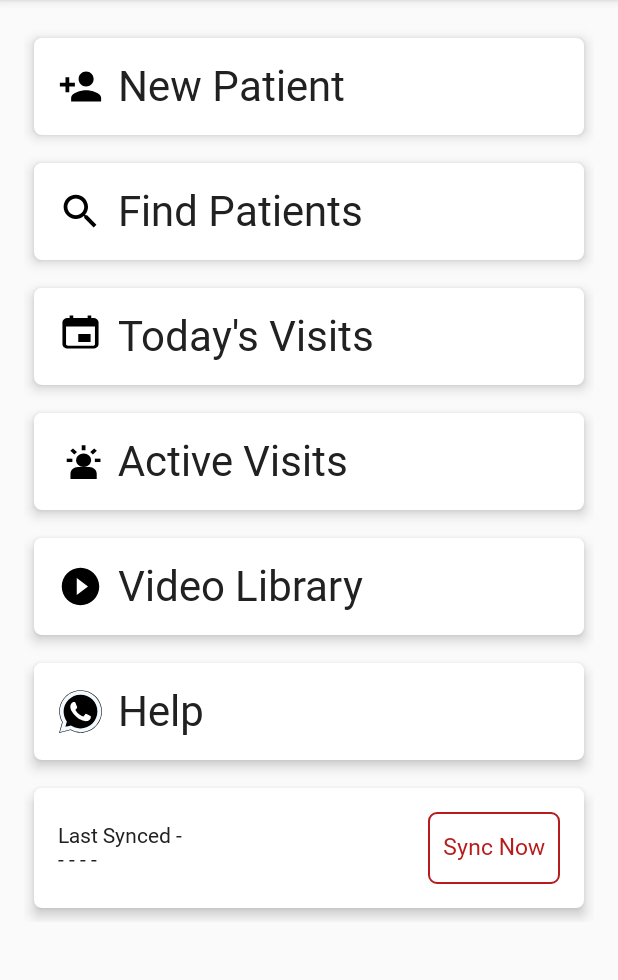
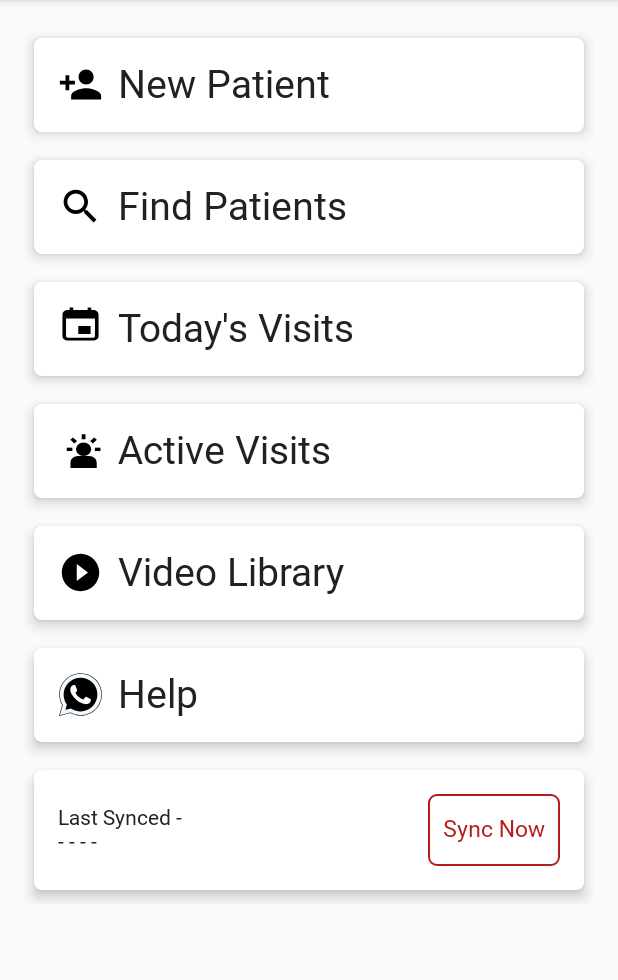
Before and after one commit to rajeshsoni98/TeleMedicine, an Android app: the HomeActivity screen opened directly, with no data from a screen before it, on a phone screen of 412 x 824 dp, the part 84-1064 px from its top. Run offline under Robolectric (Android 15) with nearby library versions, the phone set to English and light mode, and no system bars; our stand-ins replace RxJava; libraries missing offline, so code that uses them is left out: com.parse; network calls fail; pictures from the network do not load; Roboto replaces fonts that are not available here; 1 statement that could not run was skipped.

```diff
--- a/app/src/main/java/app/telemedicine/client/activities/homeActivity/HomeActivity.java
+++ b/app/src/main/java/app/telemedicine/client/activities/homeActivity/HomeActivity.java
@@ -128,6 +128,14 @@ public class HomeActivity extends AppCompatActivity {
             config.locale = locale;
             getBaseContext().getResources().updateConfiguration(config, getBaseContext().getResources().getDisplayMetrics());
         }
+        else {
+            Locale locale = new Locale("fr");
+            Locale.setDefault(locale);
+            Configuration config = new Configuration();
+            config.locale = locale;
+            getBaseContext().getResources().updateConfiguration(config, getBaseContext().getResources().getDisplayMetrics());
+        }
+
         setTitle(R.string.title_activity_login);
         context = HomeActivity.this;
         customProgressDialog = new CustomProgressDialog(context);
--- a/app/src/main/java/app/telemedicine/client/activities/settingsActivity/SettingsActivity.java
+++ b/app/src/main/java/app/telemedicine/client/activities/settingsActivity/SettingsActivity.java
@@ -426,8 +426,6 @@ public class SettingsActivity extends AppCompatPreferenceActivity {
 
 
             bindPreferenceSummaryToValue(findPreference("hindiLang"));
-            // bindPreferenceSummaryToValue(findPreference("bengaliLang"));
-            //  bindPreferenceSummaryToValue(findPreference("OriyaLang"));
 
             lang_prefer = findPreference("hindiLang");
             lang_prefer.setOnPreferenceChangeListener(new Preference.OnPreferenceChangeListener() {
--- a/app/src/main/res/layout/activity_home.xml
+++ b/app/src/main/res/layout/activity_home.xml
@@ -58,7 +58,7 @@
                             android:text="@string/new_patient"
                             android:includeFontPadding="false"
                             android:fontFamily="@font/lato_medium"
-                            android:textSize="28sp" />
+                            android:textSize="26sp" />
 
                     </RelativeLayout>
 
@@ -98,7 +98,7 @@
                             android:text="@string/find_patient"
                             android:includeFontPadding="false"
                             android:fontFamily="@font/lato_medium"
-                            android:textSize="28sp" />
+                            android:textSize="26sp" />
 
                     </RelativeLayout>
 
@@ -137,7 +137,7 @@
                             android:text="@string/today_visits"
                             android:includeFontPadding="false"
                             android:fontFamily="@font/lato_medium"
-                            android:textSize="28sp" />
+                            android:textSize="26sp" />
 
                     </RelativeLayout>
 
@@ -176,7 +176,7 @@
                             android:text="@string/active_visits"
                             android:includeFontPadding="false"
                             android:fontFamily="@font/lato_medium"
-                            android:textSize="28sp" />
+                            android:textSize="26sp" />
 
                     </RelativeLayout>
 
@@ -216,7 +216,7 @@
                             android:text="@string/video_library"
                             android:includeFontPadding="false"
                             android:fontFamily="@font/lato_medium"
-                            android:textSize="28sp" />
+                            android:textSize="26sp" />
 
                     </RelativeLayout>
 
@@ -257,7 +257,7 @@
                                 android:text="@string/Whatsapp_Help_Cardview"
                                 android:includeFontPadding="false"
                                 android:fontFamily="@font/lato_medium"
-                                android:textSize="28sp"/>
+                                android:textSize="26sp"/>
 
                             <!-- Icon Credits:- <a target="_blank" href="https://icons8.com/icons/set/whatsapp">WhatsApp icon</a> icon by <a target="_blank" href="https://icons8.com">Icons8</a>-->
 
--- a/app/src/main/res/values/arrays.xml
+++ b/app/src/main/res/values/arrays.xml
@@ -2,17 +2,15 @@
 
 
     <string-array name="language_names">
+        <item>français</item>
         <item>English</item>
         <item>Odiya</item>
-        <item>français</item>
-<!--        <item>Cebuano</item>-->
     </string-array>
 
     <string-array name="language_values">
+        <item>fr</item>
         <item>en</item>
         <item>or</item>
-        <item>fr</item>
-<!--        <item>cb</item>-->
     </string-array>
 
 
```
